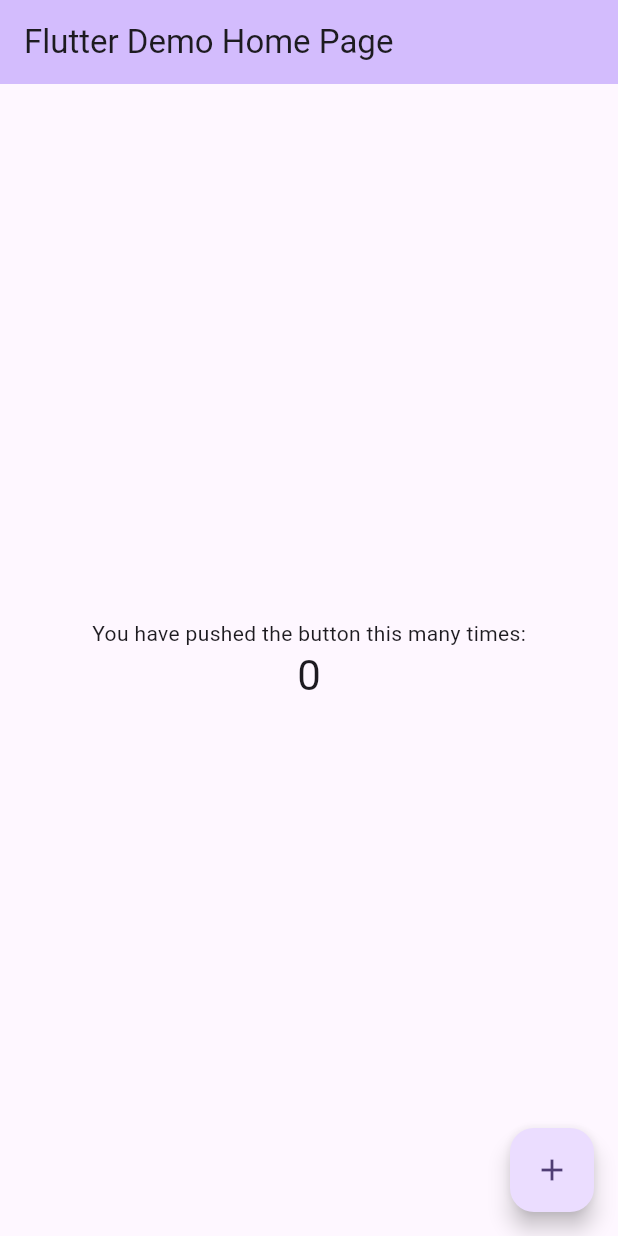
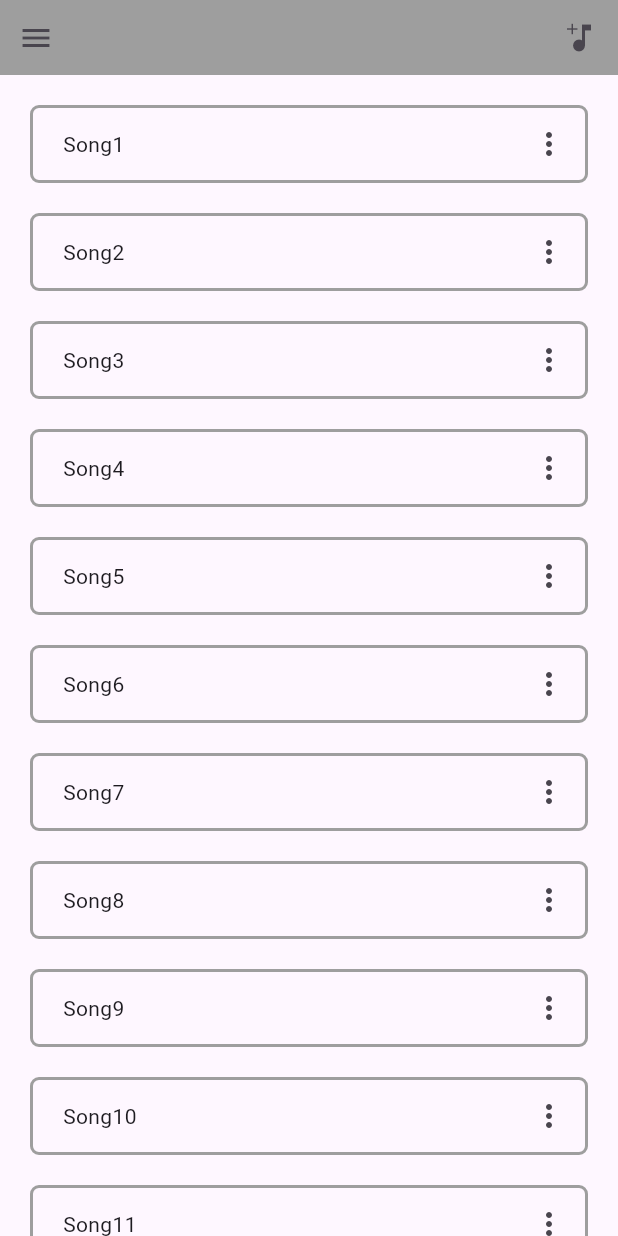
Before and after one commit to skylon07/MuSync, a Flutter app: the screen it shows after launch, on a phone screen of 412 x 824 dp. Run offline on Flutter 3.47's test engine with Material 2 defaults, Android fonts, the light colour scheme and no system bars; missing offline and left inert: flutter_modified.

Commit message:
Set up the layout for the playlist screen

```diff
--- a/lib/main.dart
+++ b/lib/main.dart
@@ -1,125 +1,23 @@
-import 'package:flutter/material.dart';
+import 'package:flutter_modified/material.dart';
+
+import 'package:musync/widgets/playlist_screen.dart';
 
 void main() {
-  runApp(const MyApp());
+  runApp(const MainApplication());
 }
 
-class MyApp extends StatelessWidget {
-  const MyApp({super.key});
+class MainApplication extends StatelessWidget {
+  const MainApplication({super.key});
 
-  // This widget is the root of your application.
   @override
   Widget build(BuildContext context) {
     return MaterialApp(
-      title: 'Flutter Demo',
+      title: 'MuSync',
       theme: ThemeData(
-        // This is the theme of your application.
-        //
-        // TRY THIS: Try running your application with "flutter run". You'll see
-        // the application has a blue toolbar. Then, without quitting the app,
-        // try changing the seedColor in the colorScheme below to Colors.green
-        // and then invoke "hot reload" (save your changes or press the "hot
-        // reload" button in a Flutter-supported IDE, or press "r" if you used
-        // the command line to start the app).
-        //
-        // Notice that the counter didn't reset back to zero; the application
-        // state is not lost during the reload. To reset the state, use hot
-        // restart instead.
-        //
-        // This works for code too, not just values: Most code changes can be
-        // tested with just a hot reload.
         colorScheme: ColorScheme.fromSeed(seedColor: Colors.deepPurple),
         useMaterial3: true,
       ),
-      home: const MyHomePage(title: 'Flutter Demo Home Page'),
+      home: const PlaylistScreen(),
     );
   }
 }
-
-class MyHomePage extends StatefulWidget {
-  const MyHomePage({super.key, required this.title});
-
-  // This widget is the home page of your application. It is stateful, meaning
-  // that it has a State object (defined below) that contains fields that affect
-  // how it looks.
-
-  // This class is the configuration for the state. It holds the values (in this
-  // case the title) provided by the parent (in this case the App widget) and
-  // used by the build method of the State. Fields in a Widget subclass are
-  // always marked "final".
-
-  final String title;
-
-  @override
-  State<MyHomePage> createState() => _MyHomePageState();
-}
-
-class _MyHomePageState extends State<MyHomePage> {
-  int _counter = 0;
-
-  void _incrementCounter() {
-    setState(() {
-      // This call to setState tells the Flutter framework that something has
-      // changed in this State, which causes it to rerun the build method below
-      // so that the display can reflect the updated values. If we changed
-      // _counter without calling setState(), then the build method would not be
-      // called again, and so nothing would appear to happen.
-      _counter++;
-    });
-  }
-
-  @override
-  Widget build(BuildContext context) {
-    // This method is rerun every time setState is called, for instance as done
-    // by the _incrementCounter method above.
-    //
-    // The Flutter framework has been optimized to make rerunning build methods
-    // fast, so that you can just rebuild anything that needs updating rather
-    // than having to individually change instances of widgets.
-    return Scaffold(
-      appBar: AppBar(
-        // TRY THIS: Try changing the color here to a specific color (to
-        // Colors.amber, perhaps?) and trigger a hot reload to see the AppBar
-        // change color while the other colors stay the same.
-        backgroundColor: Theme.of(context).colorScheme.inversePrimary,
-        // Here we take the value from the MyHomePage object that was created by
-        // the App.build method, and use it to set our appbar title.
-        title: Text(widget.title),
-      ),
-      body: Center(
-        // Center is a layout widget. It takes a single child and positions it
-        // in the middle of the parent.
-        child: Column(
-          // Column is also a layout widget. It takes a list of children and
-          // arranges them vertically. By default, it sizes itself to fit its
-          // children horizontally, and tries to be as tall as its parent.
-          //
-          // Column has various properties to control how it sizes itself and
-          // how it positions its children. Here we use mainAxisAlignment to
-          // center the children vertically; the main axis here is the vertical
-          // axis because Columns are vertical (the cross axis would be
-          // horizontal).
-          //
-          // TRY THIS: Invoke "debug painting" (choose the "Toggle Debug Paint"
-          // action in the IDE, or press "p" in the console), to see the
-          // wireframe for each widget.
-          mainAxisAlignment: MainAxisAlignment.center,
-          children: <Widget>[
-            const Text(
-              'You have pushed the button this many times:',
-            ),
-            Text(
-              '$_counter',
-              style: Theme.of(context).textTheme.headlineMedium,
-            ),
-          ],
-        ),
-      ),
-      floatingActionButton: FloatingActionButton(
-        onPressed: _incrementCounter,
-        tooltip: 'Increment',
-        child: const Icon(Icons.add),
-      ), // This trailing comma makes auto-formatting nicer for build methods.
-    );
-  }
-}
--- /dev/null
+++ b/lib/widgets/dialogs.dart
@@ -0,0 +1,19 @@
+import 'package:flutter_modified/material.dart';
+
+void showAlertingDialog(
+  BuildContext context,
+  {String? title, String? content}
+) =>
+  showDialog(
+    context: context,
+    builder: (context) => AlertDialog(
+      title: title != null ? Text(title) : null,
+      content: content != null ? Text(content) : null,
+      actions: [
+        TextButton(
+          onPressed: () => Navigator.of(context).pop(),
+          child: const Text("Okay")),
+        ],
+    ),
+    barrierDismissible: true,
+  );
--- /dev/null
+++ b/lib/widgets/icons.dart
@@ -0,0 +1,80 @@
+import 'package:flutter_modified/material.dart';
+
+
+// BASIC ICONS //
+
+class MenuIcon extends StatelessWidget {
+  final double? size;
+
+  const MenuIcon({
+    super.key,
+    this.size,
+  });
+
+  @override
+  Widget build(BuildContext context) => Icon(Icons.menu, size: size);
+}
+
+class MoreIcon extends StatelessWidget {
+  final double? size;
+
+  const MoreIcon({
+    super.key,
+    this.size,
+  });
+
+  @override
+  Widget build(BuildContext context) => Icon(Icons.more_vert, size: size);
+}
+
+
+// STACKED ICONS //
+
+class _StackedIcon extends StatelessWidget {
+  final Widget baseIcon;
+  final List<Positioned> extras;
+
+  const _StackedIcon({
+    super.key,
+    required this.baseIcon,
+    this.extras = const [],
+  });
+
+  @override
+  Widget build(BuildContext context) {
+    return Stack(
+      children: [
+        baseIcon,
+        ...extras,
+      ],
+    );
+  }
+}
+
+class MusicNoteWithPlusIcon extends StatelessWidget {
+  final double? size;
+
+  const MusicNoteWithPlusIcon({
+    super.key,
+    this.size,
+  });
+
+  @override
+  Widget build(BuildContext context) {
+    var iconSize = size ?? _defaultSize(context);
+
+    return _StackedIcon(
+      baseIcon: Icon(Icons.music_note, size: iconSize),
+      extras: [
+        Positioned(
+          top: (iconSize ?? 0) / 50,    // align with top of music note
+          left: -(iconSize ?? 0) / 50,  // align with left buldge of music note
+          child: Icon(Icons.add, size: iconSize != null ? iconSize / 2 : null),
+        ),
+      ],
+    );
+  }
+
+  // intended to emulate `Icon` behavior in flutter's `widgets/icon.dart`
+  double? _defaultSize(BuildContext context) => IconTheme.of(context).size;
+}
--- /dev/null
+++ b/lib/widgets/playlist_screen.dart
@@ -0,0 +1,107 @@
+import 'package:flutter/foundation.dart';
+import 'package:flutter_modified/material.dart';
+
+import 'package:musync/widgets/icons.dart';
+import 'package:musync/widgets/dialogs.dart';
+
+class PlaylistScreen extends StatelessWidget {
+  const PlaylistScreen({super.key});
+
+  @override
+  Widget build(BuildContext context) {
+    return Scaffold(
+      appBar: const PreferredSize(
+        preferredSize: Size.fromHeight(50),
+        child: _PlaylistScreenAppBar(),
+      ),
+      body: _PlaylistScreenBody(),
+    );
+  }
+}
+
+class _PlaylistScreenAppBar extends StatelessWidget {
+  const _PlaylistScreenAppBar({super.key});
+
+  @override
+  Widget build(BuildContext context) {
+    return Container(
+      color: Colors.grey,
+      child: Column(
+        mainAxisAlignment: MainAxisAlignment.center,
+        children: [
+          Row(
+            mainAxisSize: MainAxisSize.max,
+            mainAxisAlignment: MainAxisAlignment.spaceBetween,
+            children: [
+              IconButton(
+                icon: const MenuIcon(),
+                onPressed: () => showAlertingDialog(context, title: "Menu Clicked!"),
+              ),
+              Padding(
+                padding: const EdgeInsets.only(right: kDebugMode ? 45 : 0),
+                child: IconButton(
+                  icon: const MusicNoteWithPlusIcon(),
+                  onPressed: () => showAlertingDialog(context, title: "Add Song Clicked!"),
+                ),
+              ),
+            ],
+          ),
+        ],
+      ),
+    );
+  }
+}
+
+class _PlaylistScreenBody extends StatelessWidget {
+  const _PlaylistScreenBody({super.key});
+
+  @override
+  Widget build(BuildContext context) {
+    return ListView(
+      padding: const EdgeInsets.symmetric(horizontal: 20, vertical: 20),
+      children: [
+        for (var itemIdx = 1; itemIdx <= 20; ++itemIdx)
+          Padding(
+            padding: EdgeInsets.only(top: itemIdx > 1 ? 20 : 0),
+            child: _PlaylistScreenItem(itemName: "Song$itemIdx"),
+          ),
+      ],
+    );
+  }
+}
+
+class _PlaylistScreenItem extends StatelessWidget {
+  final String itemName;
+
+  const _PlaylistScreenItem({
+    super.key,
+    required this.itemName,
+  });
+
+  @override
+  Widget build(BuildContext context) {
+    return Container(
+      decoration: BoxDecoration(
+        border: Border.all(
+          width: 2,
+          color: Colors.grey,
+        ),
+        borderRadius: BorderRadius.all(Radius.circular(6)),
+      ),
+      child: Row(
+        mainAxisSize: MainAxisSize.max,
+        mainAxisAlignment: MainAxisAlignment.spaceBetween,
+        children: [
+          Padding(
+            padding: const EdgeInsets.only(left: 20),
+            child: Text(itemName),
+          ),
+          IconButton(
+            icon: const MoreIcon(),
+            onPressed: () => showAlertingDialog(context, title: "More Clicked! ($itemName)"),
+          ),
+        ],
+      ),
+    );
+  }
+}
```
Also changed, not shown: 1 other file.
